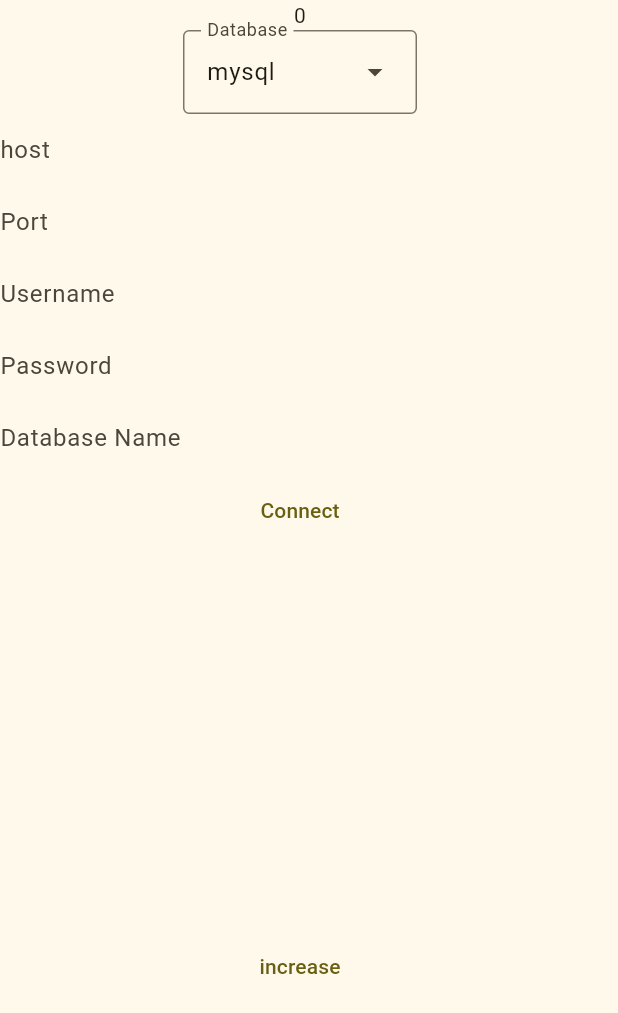
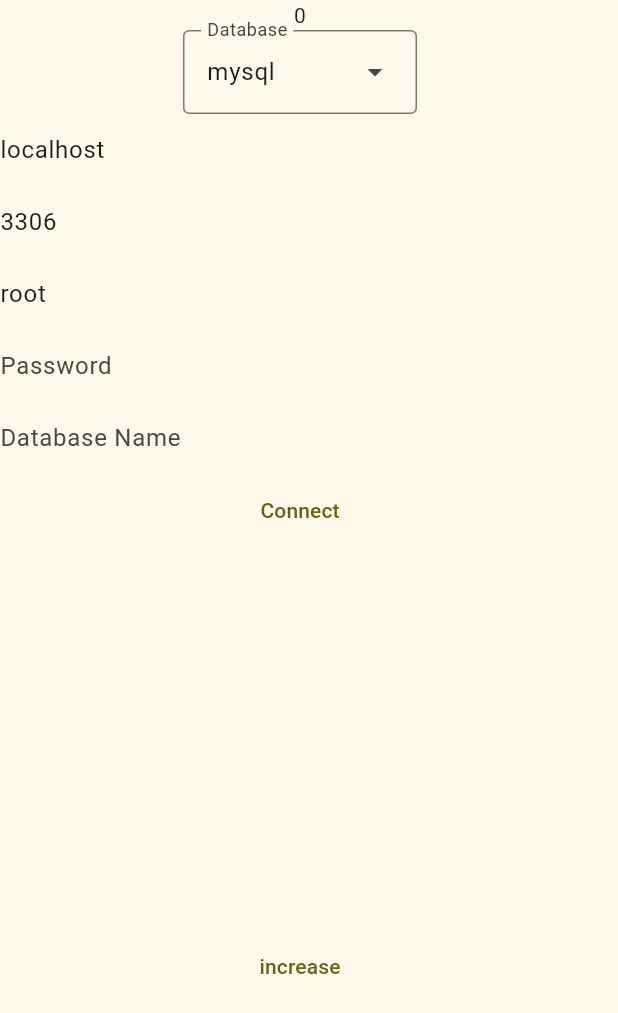
Before and after one commit to arlyxiao/data-viewer, a Flutter app: the screen it shows after launch, after a tap on "Connect", on a phone screen of 412 x 824 dp. Shown: the top 1013 px of the screen. Run offline on Flutter 3.47's test engine with Material 2 defaults, Android fonts, the phone set to English and light mode, and no system bars; our stand-ins replace go_router; missing offline and left inert: mysql1.

Commit message:
Default value

```diff
--- a/lib/main.dart
+++ b/lib/main.dart
@@ -1,4 +1,5 @@
 import 'package:flutter/material.dart';
+import 'package:flutter/services.dart';
 import 'package:go_router/go_router.dart';
 import 'package:provider/provider.dart';
 
@@ -74,16 +75,16 @@
 }
 
 class _DbConnectionFormState extends State<DbConnectionForm> {
-  var _host = '';
+  var _host = 'localhost';
   var _port = 3306;
-  var _username = '';
+  var _username = 'root';
   var _password = '';
   var _db = '';
 
   Future<void> _connect() async {
     final database = Provider.of<FormModel>(context, listen: false).database;
     await Provider.of<FormModel>(context, listen: false)
-        .insert(type: database, host: _host, port: _port, username: _username, password: _password, db: _db);
+        .insert(database: database, host: _host, port: _port, username: _username, password: _password, db: _db);
   }
 
   @override
@@ -91,7 +92,8 @@
     return Column(
       children: [
         const DropdownMenuExample(),
-        TextField(
+        TextFormField(
+          initialValue: 'localhost',
           decoration: const InputDecoration(border: InputBorder.none, hintText: 'host'),
           onChanged: (text) {
             setState(() {
@@ -99,15 +101,27 @@
             });
           },
         ),
-        TextField(
+        TextFormField(
+          initialValue: '3306',
+          keyboardType: TextInputType.number,
+          inputFormatters: [
+            FilteringTextInputFormatter.digitsOnly,
+            LengthLimitingTextInputFormatter(5),
+          ],
           decoration: const InputDecoration(border: InputBorder.none, hintText: 'Port'),
           onChanged: (text) {
             setState(() {
-              _port = int.parse(text);
+              try {
+                _port = int.parse(text);
+              } on Exception catch (e) {
+                // ignore: avoid_print
+                print('something is wrong $e');
+              }
             });
           },
         ),
-        TextField(
+        TextFormField(
+          initialValue: 'root',
           decoration: const InputDecoration(border: InputBorder.none, hintText: 'Username'),
           onChanged: (text) {
             setState(() {
--- a/lib/models/form.dart
+++ b/lib/models/form.dart
@@ -14,7 +14,7 @@
   String get database => _database;
 
   Future<void> insert(
-      {required String type, required String host, required int port, required String username, required String password, required String db}) async {
+      {required String database, required String host, required int port, required String username, required String password, required String db}) async {
     /* if (!dbTypes.contains(type)) {
       return;
     } */
@@ -43,7 +43,7 @@
       }
     }
 
-    dbList[type]!.add({'host': host, 'username': username, 'password': password});
+    dbList[database]!.add({'host': host, 'username': username, 'password': password});
 
     notifyListeners();
   }
--- a/lib/views/db_types.dart
+++ b/lib/views/db_types.dart
@@ -31,7 +31,7 @@
       onSelected: (ValueLabel? option) {
         setState(() {
           selectedValue = option;
-          Provider.of<FormModel>(context).selectDatabase(option!.value);
+          Provider.of<FormModel>(context, listen: false).selectDatabase(option!.value);
         });
       },
     );
```
